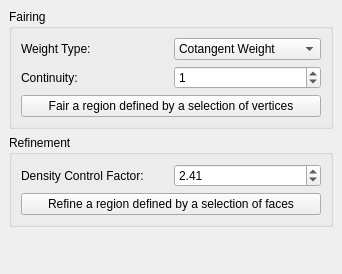
Old version of the form demo/Polyhedron/Plugins/PMP/Fairing_widget.ui in the repository MicroStar-Tech/cgal.
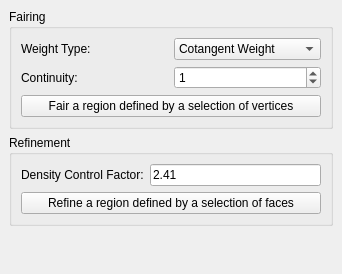
New version of the form. Custom widgets are drawn as their Qt base class.

```diff
--- a/demo/Polyhedron/Plugins/PMP/Fairing_widget.ui
+++ b/demo/Polyhedron/Plugins/PMP/Fairing_widget.ui
@@ -99,15 +99,9 @@
           </widget>
          </item>
          <item>
-          <widget class="QDoubleSpinBox" name="Density_control_factor_spin_box">
-           <property name="maximum">
-            <double>96.989999999999995</double>
-           </property>
-           <property name="singleStep">
-            <double>0.200000000000000</double>
-           </property>
-           <property name="value">
-            <double>2.410000000000000</double>
+          <widget class="DoubleEdit" name="Density_control_factor_spin_box">
+           <property name="text">
+            <string>2.41</string>
            </property>
           </widget>
          </item>
@@ -139,6 +133,13 @@
    </layout>
   </widget>
  </widget>
+ <customwidgets>
+  <customwidget>
+   <class>DoubleEdit</class>
+   <extends>QLineEdit</extends>
+   <header>CGAL_double_edit.h</header>
+  </customwidget>
+ </customwidgets>
  <resources/>
  <connections/>
 </ui>
```
